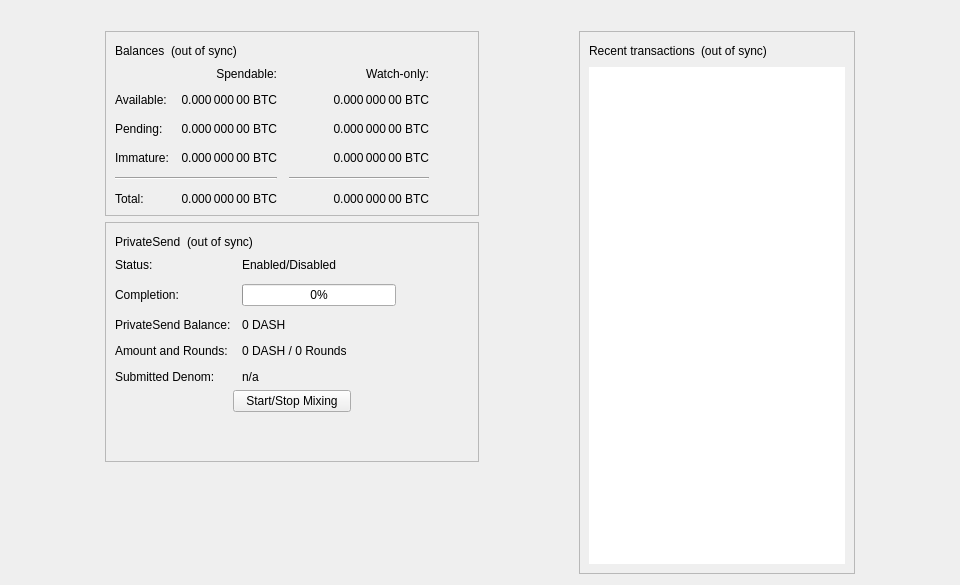
Above: src/qt/forms/overviewpage.ui from xdustinface/dash before the change. Below: the same form after it.
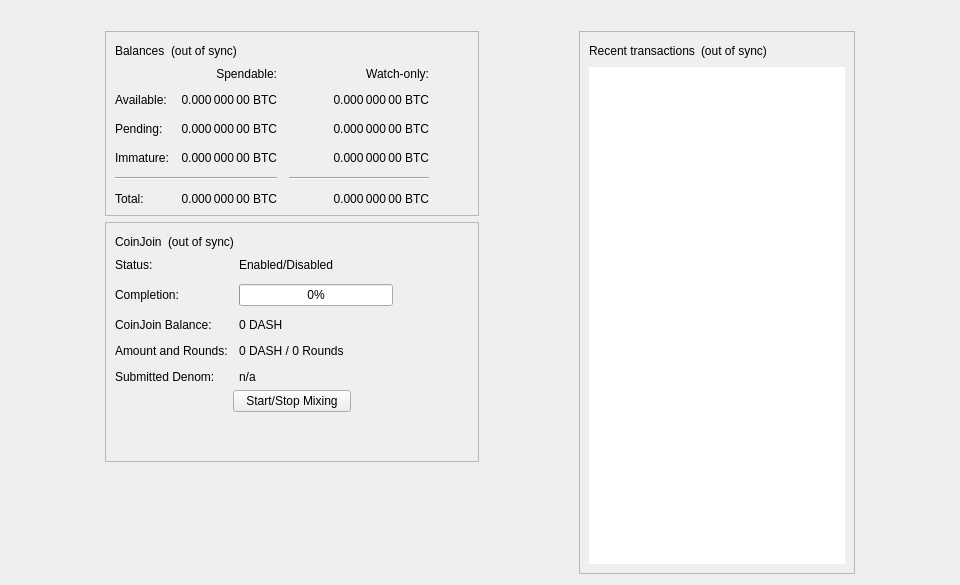
That is the form after the change.

Commit message: qt|wallet|privatesend: Rename PrivateSend to CoinJoin in GUI strings

What changed in the file:
```diff
--- a/src/qt/forms/overviewpage.ui
+++ b/src/qt/forms/overviewpage.ui
@@ -368,7 +368,7 @@
             <item>
              <widget class="QLabel" name="labelPrivateSendHeader">
               <property name="text">
-               <string>PrivateSend</string>
+               <string>CoinJoin</string>
               </property>
              </widget>
             </item>
@@ -448,7 +448,7 @@
             <item row="2" column="0">
              <widget class="QLabel" name="labelAnonymizedText">
               <property name="text">
-               <string>PrivateSend Balance:</string>
+               <string>CoinJoin Balance:</string>
               </property>
              </widget>
             </item>
```
The commit also changes 13 other files.
